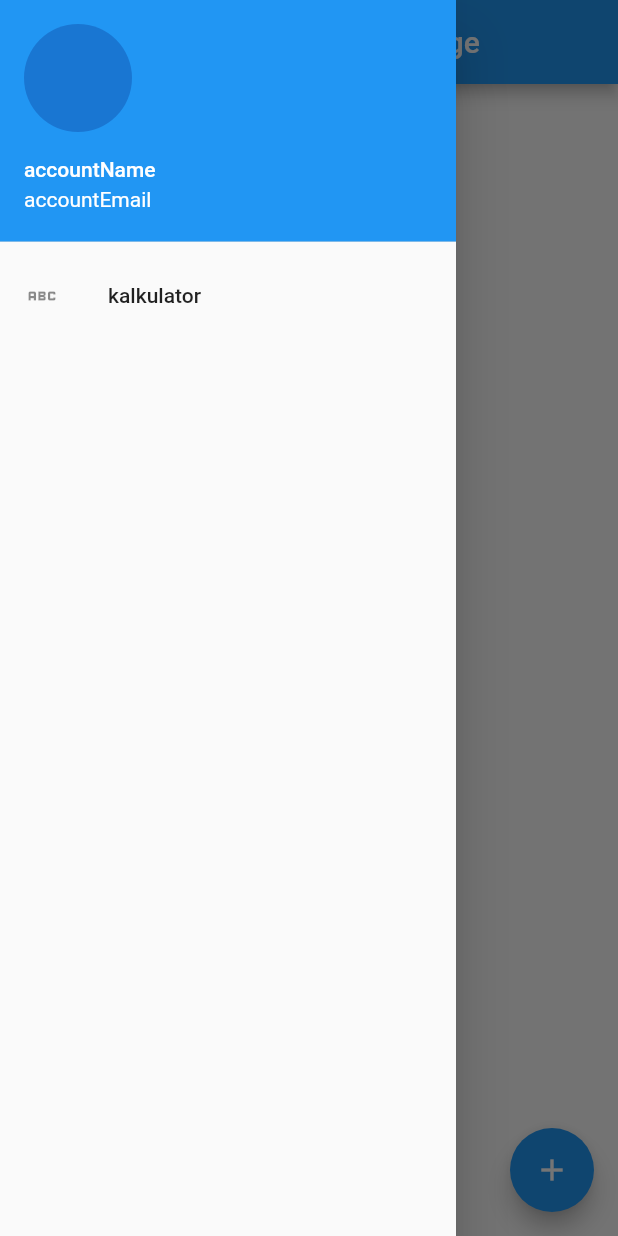
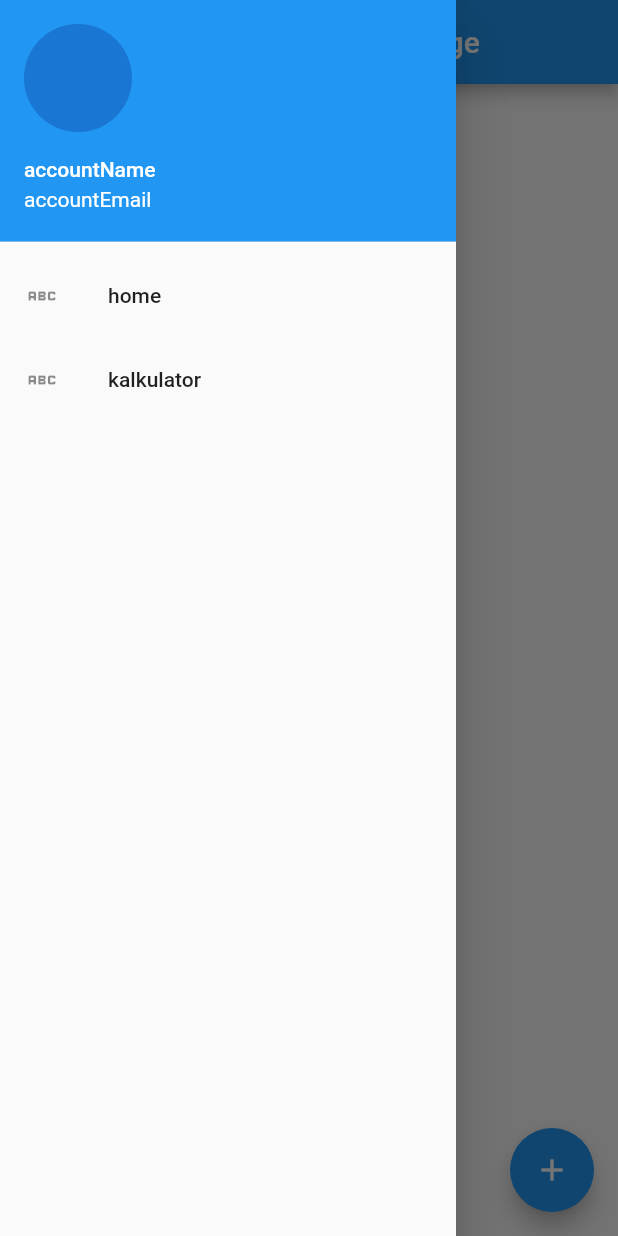
Before and after one commit to piotrSzokalski/some_app, a Flutter app: the screen it shows after launch, with the side drawer open, on a phone screen of 412 x 824 dp. Run offline on Flutter 3.47's test engine with Material 2 defaults, Android fonts, the phone set to English and light mode, and no system bars; our stand-ins replace firebase_core, firebase_database, firebase_storage; accounts and stored records are empty.

Commit message:
ruto=ing hyba dziala

```diff
--- a/lib/main.dart
+++ b/lib/main.dart
@@ -26,13 +26,24 @@ class MyApp extends StatefulWidget {
 
 class _MyAppState extends State<MyApp> {
   // This widget is the root of your application.
+
   @override
-  Widget build(BuildContext context) => MaterialApp(
+  Widget build(BuildContext context) {
+    print('building');
+    return MaterialApp(
       home: ValueListenableBuilder<Pages>(
         valueListenable: globalState.currentPage,
         builder: (BuildContext bc, Pages p, Widget? child) => Navigator(
+          onPopPage: (route, result) {
+            print('poping');
+            if (!route.didPop(result)) {
+              return false;
+            }
+            return true;
+          },
           pages: [
-              new MaterialPage(
+            if (globalState.currentPage.value == Pages.home)
+              MaterialPage(
                   child: MyHomePage(title: 'Flutter Demooo Home Page')),
             if (globalState.currentPage.value == Pages.resistor_calculator)
               MaterialPage(child: ResistorCalculatorPage()),
@@ -40,6 +51,7 @@ class _MyAppState extends State<MyApp> {
         ),
       ),
     );
+  }
 }
 
 class MyHomePage extends StatefulWidget {
--- a/lib/pages/resistor_calculator.dart
+++ b/lib/pages/resistor_calculator.dart
@@ -1,6 +1,8 @@
 import 'dart:math';
 
 import 'package:flutter/material.dart';
+
+import '../widgets/nav_bar.dart';
 
 enum ResistorBand { first_band, second_band, multiplier, tolerance }
 
@@ -23,6 +25,7 @@ class _ResistorCalculatorPage extends State {
   @override
   Widget build(BuildContext context) => Scaffold(
         appBar: AppBar(title: Text('Kalkulator rezystncji')),
+        drawer: NavBar(),
         body: Center(
             child: Column(
           children: [
--- a/lib/widgets/nav_bar.dart
+++ b/lib/widgets/nav_bar.dart
@@ -17,6 +17,15 @@ class NavBar extends StatelessWidget {
             ),
             ListTile(
               leading: const Icon(Icons.abc),
+              title: const Text('home'),
+              onTap: () {
+                print('home');
+                globalState.currentPage.value = Pages.home;
+                //globalState.currentPage = Pages.resistor_calculator;
+              },
+            ),
+            ListTile(
+              leading: const Icon(Icons.abc),
               title: const Text('kalkulator'),
               onTap: () {
                 print('kalkultor');
```
Lines whose indentation alone changed are shown as unchanged.
